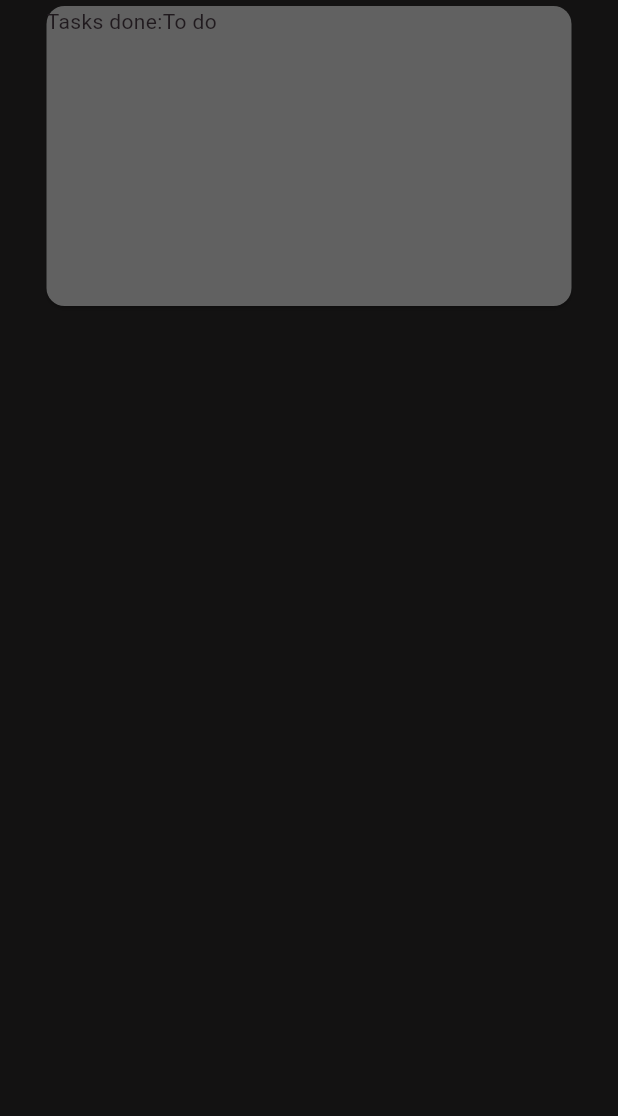
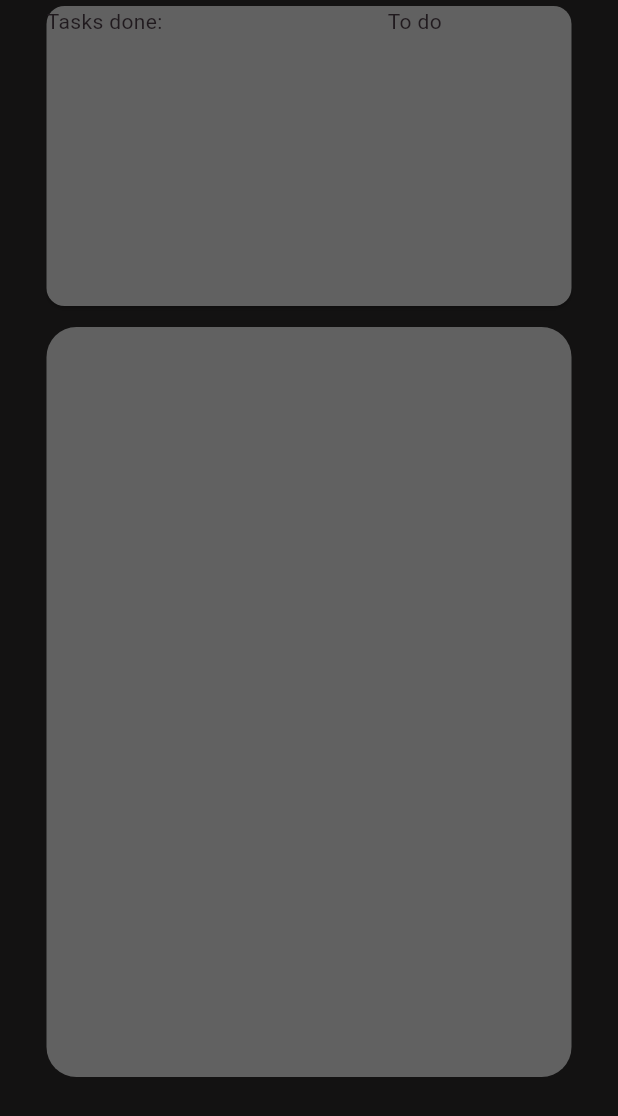
Before and after one commit to MarcoAlarcon/todolist, a Flutter app: the screen it shows after launch, on a phone screen of 412 x 824 dp. Shown: the top 1116 px of the screen. Run offline on Flutter 3.47's test engine with Material 2 defaults, Android fonts, the phone set to English and light mode, and no system bars.

Commit message:
Update main.dart
Adicionado o widget DashList que vai conter a lista de tarefas.

```diff
--- a/lib/main.dart
+++ b/lib/main.dart
@@ -33,6 +33,10 @@ class HomeScreen extends StatelessWidget {
         child: const Column(
           children: [
             DashCard(),
+            SizedBox(
+              height: 10,
+            ),
+            DashList()
           ],
         ),
       ),
@@ -55,6 +59,9 @@ class DashCard extends StatelessWidget {
             Column(
               children: [Text('Tasks done:')],
             ),
+            SizedBox(
+              width: 150,
+            ),
             Column(
               children: [Text('To do')],
             )
@@ -64,3 +71,18 @@ class DashCard extends StatelessWidget {
     );
   }
 }
+
+class DashList extends StatelessWidget {
+  const DashList({super.key});
+
+  @override
+  Widget build(BuildContext context) {
+    return Container(
+      width: 350,
+      height: 500,
+      decoration: BoxDecoration(
+          color: const Color.fromARGB(255, 97, 97, 97),
+          borderRadius: BorderRadius.circular(20.0)),
+    );
+  }
+}
```
